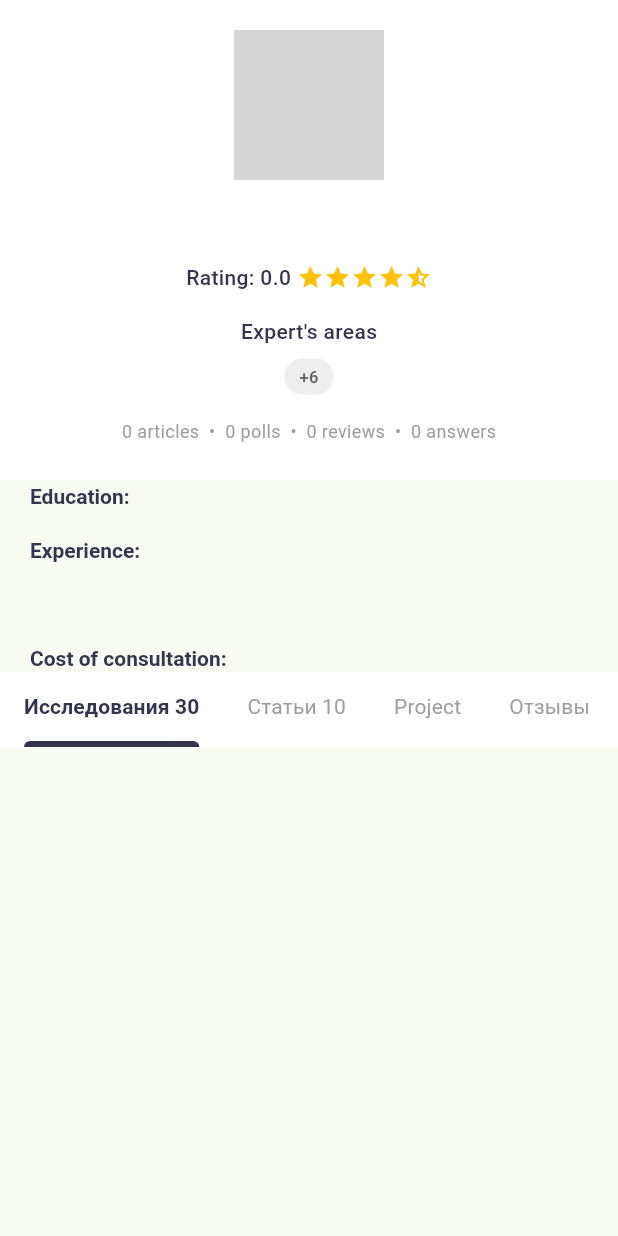
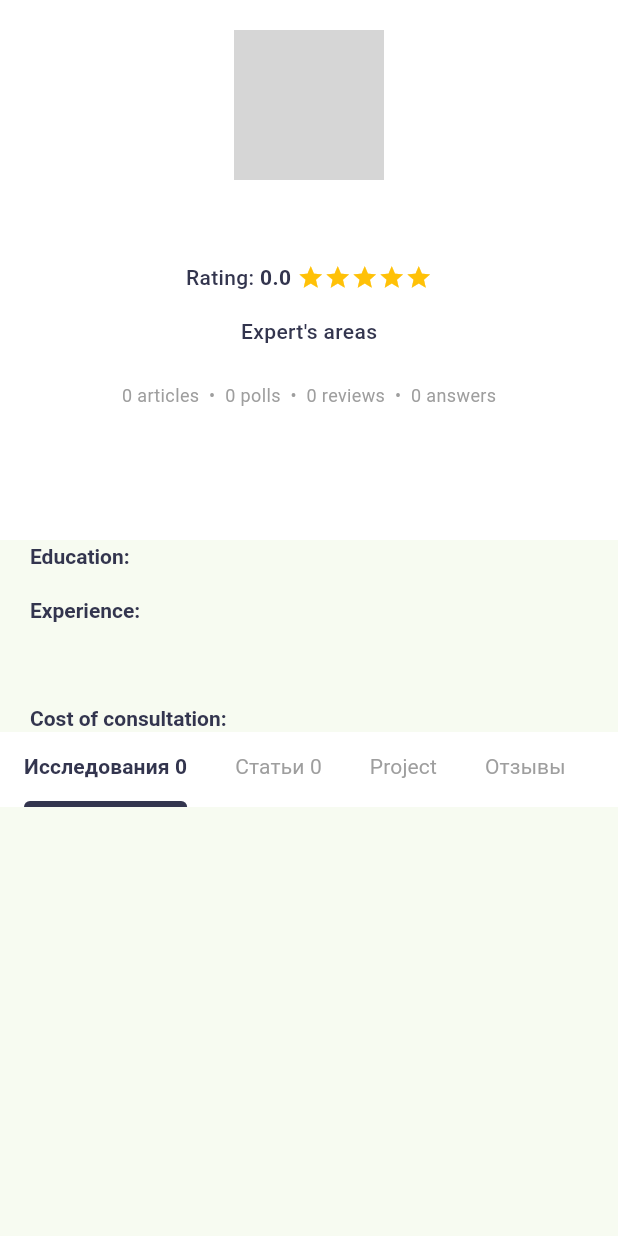
Before and after one commit to Ebadzmn/consultation_app_r, a Flutter app: the ExpertProfileView widget shown alone on an empty page, opened directly with empty values, on a phone screen of 412 x 824 dp. Run offline on Flutter 3.47's test engine with Material 3 defaults, Android fonts, the phone set to English and light mode, and no system bars; our stand-ins replace dartz, dio, equatable, flutter_bloc, get_it, go_router and 2 more; accounts and stored records are empty; network calls fail; grey boxes are pictures that could not be loaded.

Commit message:
feat(auth): implement token refresh and profile loading
- Add refresh token support in TokenStorage and AuthInterceptor
- Implement automatic token refresh on 401 errors
- Add current user profile endpoint and repository method
- Update expert profile view with dynamic data and improved UI

```diff
--- a/lib/core/network/api_client.dart
+++ b/lib/core/network/api_client.dart
@@ -8,6 +8,8 @@ class ApiClient {
   static const String logout = '/logout';
   static const String resetPassword = '/reset-password';
   static const String verifyOtp = '/verify-otp';
+  static const String refreshToken = '/token/refresh/';
+  static const String profile = '/profile/';
 
   // Training & Nutrition
   static const String trainingHistory = '/training/history';
--- a/lib/features/experts/domain/repositories/experts_repository.dart
+++ b/lib/features/experts/domain/repositories/experts_repository.dart
@@ -7,6 +7,7 @@ import '../entities/expert_profile.dart';
 abstract class ExpertsRepository {
   Future<Either<Failure, List<ExpertEntity>>> getExperts();
   Future<Either<Failure, ExpertProfile>> getExpertProfile(String expertId);
+  Future<Either<Failure, ExpertProfile>> getCurrentUserProfile();
   Future<Either<Failure, AvailableWorkDatesEntity>> getAvailableWorkDates(
     String expertId,
   );
--- a/lib/features/experts/presentation/pages/appointment_page.dart
+++ b/lib/features/experts/presentation/pages/appointment_page.dart
@@ -92,7 +92,7 @@ class _AppointmentContent extends StatelessWidget {
               SliverPersistentHeader(
                 pinned: true,
                 delegate: _PinnedHeaderDelegate(
-                  height: 140,
+                  height: 160,
                   child: _buildPinnedExpertHeader(context),
                 ),
               ),
--- a/lib/features/experts/presentation/widgets/expert_profile_view.dart
+++ b/lib/features/experts/presentation/widgets/expert_profile_view.dart
@@ -53,7 +53,7 @@ class ExpertProfileView extends StatelessWidget {
                   SliverPersistentHeader(
                     delegate: _ExpertHeaderDelegate(
                       expert: expert,
-                      canCollapse: currentTabHasData,
+                      canCollapse: true,
                     ),
                     pinned: true,
                   ),
@@ -115,11 +115,11 @@ class ExpertProfileView extends StatelessWidget {
                           fontWeight: FontWeight.normal,
                           fontSize: 14,
                         ),
-                        tabs: const [
-                          Tab(text: 'Исследования 30'),
-                          Tab(text: 'Статьи 10'),
-                          Tab(text: 'Project'),
-                          Tab(text: 'Отзывы'),
+                        tabs: [
+                          Tab(text: 'Исследования ${expert.researchCount}'),
+                          Tab(text: 'Статьи ${expert.articleListCount}'),
+                          const Tab(text: 'Project'),
+                          const Tab(text: 'Отзывы'),
                         ],
                       ),
                     ),
@@ -234,7 +234,7 @@ class ExpertProfileView extends StatelessWidget {
                                   ),
                                   const SizedBox(height: 8),
                                   Text(
-                                    'Publication description: ${expert.description.substring(0, 50)}...',
+                                    'Publication description: ${expert.description.length > 50 ? expert.description.substring(0, 50) : expert.description}...',
                                     style: TextStyle(
                                       fontSize: 14,
                                       color: Colors.grey[600],
@@ -419,23 +419,32 @@ class _ExpertHeaderDelegate extends SliverPersistentHeaderDelegate {
                   Row(
                     mainAxisAlignment: MainAxisAlignment.center,
                     children: [
-                      Text(
-                        'Rating: ${expert.rating}',
-                        style: const TextStyle(
+                      const Text(
+                        'Rating: ',
+                        style: TextStyle(
                           color: Color(0xFF33354E),
                           fontSize: 14,
                           fontWeight: FontWeight.w500,
                         ),
                       ),
+                      Text(
+                        expert.rating.toStringAsFixed(1),
+                        style: const TextStyle(
+                          color: Color(0xFF33354E),
+                          fontSize: 14,
+                          fontWeight: FontWeight.bold,
+                        ),
+                      ),
                       const SizedBox(width: 4),
-                      const Icon(Icons.star, color: Colors.amber, size: 18),
-                      const Icon(Icons.star, color: Colors.amber, size: 18),
-                      const Icon(Icons.star, color: Colors.amber, size: 18),
-                      const Icon(Icons.star, color: Colors.amber, size: 18),
-                      const Icon(
-                        Icons.star_half,
-                        color: Colors.amber,
-                        size: 18,
+                      Row(
+                        children: List.generate(
+                          5,
+                          (index) => const Icon(
+                            Icons.star,
+                            color: Colors.amber,
+                            size: 18,
+                          ),
+                        ),
                       ),
                     ],
                   ),
@@ -459,7 +468,11 @@ class _ExpertHeaderDelegate extends SliverPersistentHeaderDelegate {
                       alignment: WrapAlignment.center,
                       children: [
                         ...expert.areas.take(3).map((area) => _buildTag(area)),
-                        _buildTag('+6', isMore: true),
+                        if (expert.areas.length > 3)
+                          _buildTag(
+                            '+${expert.areas.length - 3}',
+                            isMore: true,
+                          ),
                       ],
                     ),
                   ),
@@ -551,9 +564,7 @@ class _ExpertHeaderDelegate extends SliverPersistentHeaderDelegate {
                             scrollDirection: Axis.horizontal,
                             child: Row(
                               children: [
-                                ...expert.areas
-                                    .take(3)
-                                    .map(
+                                ...expert.areas.take(3).map(
                                       (area) => Padding(
                                         padding: const EdgeInsets.only(
                                           right: 6.0,
@@ -561,7 +572,14 @@ class _ExpertHeaderDelegate extends SliverPersistentHeaderDelegate {
                                         child: _buildTag(area),
                                       ),
                                     ),
-                                _buildTag('+6', isMore: true),
+                                if (expert.areas.length > 3)
+                                  Padding(
+                                    padding: const EdgeInsets.only(right: 6.0),
+                                    child: _buildTag(
+                                      '+${expert.areas.length - 3}',
+                                      isMore: true,
+                                    ),
+                                  ),
                               ],
                             ),
                           ),
@@ -614,7 +632,7 @@ class _ExpertHeaderDelegate extends SliverPersistentHeaderDelegate {
   }
 
   @override
-  double get maxExtent => 320;
+  double get maxExtent => 360;
 
   @override
   double get minExtent => canCollapse ? 110 : 320;
--- a/lib/injection_container.dart
+++ b/lib/injection_container.dart
@@ -69,7 +69,7 @@ Future<void> init() async {
   sl.registerLazySingleton(() => sharedPreferences);
   sl.registerLazySingleton(() => Dio());
   sl.registerLazySingleton(() => TokenStorage(sl()));
-  sl.registerLazySingleton(() => AuthInterceptor(sl()));
+  sl.registerLazySingleton(() => AuthInterceptor(sl(), sl()));
   sl.registerLazySingleton(() => LoggerInterceptor());
 
   sl.registerLazySingleton(() {
```
Also changed, not shown: lib/core/network/auth_interceptor.dart (+77 -5 lines), lib/core/network/token_storage.dart (+10 -0 lines), lib/features/auth/data/repositories/auth_repository_impl.dart (+7 -2 lines), lib/features/experts/data/data_sources/experts_remote_data_source.dart (+60 -0 lines), lib/features/experts/data/repositories/experts_repository_impl.dart (+10 -0 lines), lib/features/experts/presentation/bloc/expert_profile/expert_profile_bloc.dart (+10 -126 lines).
